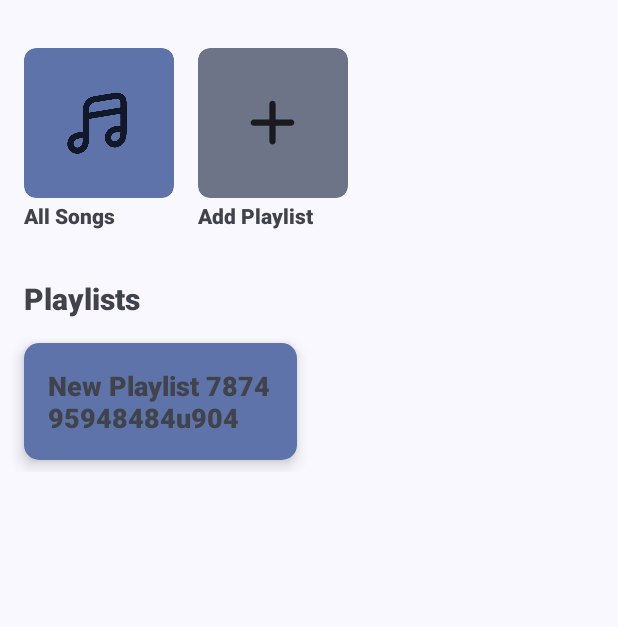
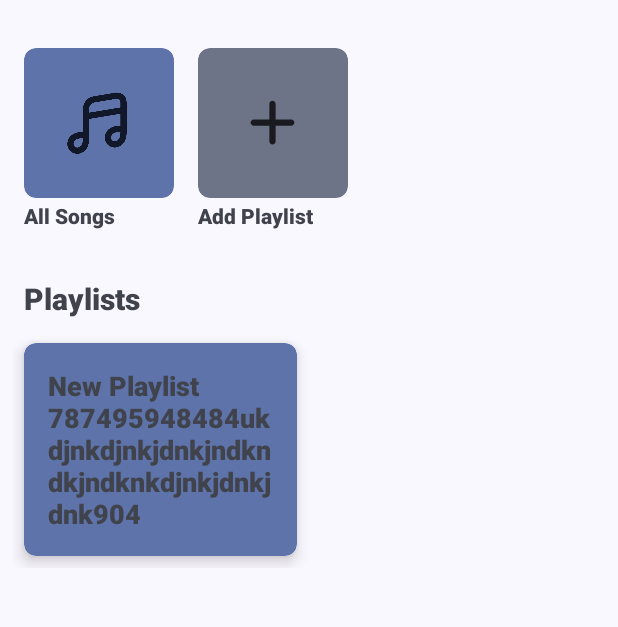
Before and after one commit to thechibuzor1/TrackPulse, an Android app: the screen it shows after launch (MainActivity), after a tap on "Add Playlist", on a phone screen of 412 x 824 dp, the part 96-723 px from its top. Run offline under Robolectric (Android 15) with nearby library versions, the phone set to English and light mode, and no system bars; our stand-ins replace Room's generated code; libraries missing offline, so code that uses them is left out: androidx.palette.graphics.

Commit message:
more styling.  no major update

```diff
--- a/app/src/main/java/com/downbadbuzor/trackpulse/MainActivity.kt
+++ b/app/src/main/java/com/downbadbuzor/trackpulse/MainActivity.kt
@@ -148,7 +148,11 @@ class MainActivity : AppCompatActivity() {
     private fun savePlaylist() {
 
         val playlist =
-            Playlist(name = "New Playlist 787495948484u904", coverImage = "", songs = emptyList())
+            Playlist(
+                name = "New Playlist 787495948484ukdjnkdjnkjdnkjndkndkjndknkdjnkjdnkjdnk904",
+                coverImage = "",
+                songs = emptyList()
+            )
         playlistViewModel.addPlaylist(playlist)
         setUpRecyclerView()
 
--- a/app/src/main/res/layout/playlist_layout.xml
+++ b/app/src/main/res/layout/playlist_layout.xml
@@ -10,7 +10,7 @@
         android:layout_height="wrap_content"
         android:layout_margin="8dp"
         app:cardElevation="6dp"
-        app:cardCornerRadius="10dp">
+        app:cardCornerRadius="8dp">
 
         <LinearLayout
             android:layout_width="match_parent"
```
Also changed, not shown: app/src/main/java/com/downbadbuzor/trackpulse/PlaylistFragment.kt (+8 -2 lines), app/src/main/res/layout/fragment_playlist.xml (+15 -7 lines).
